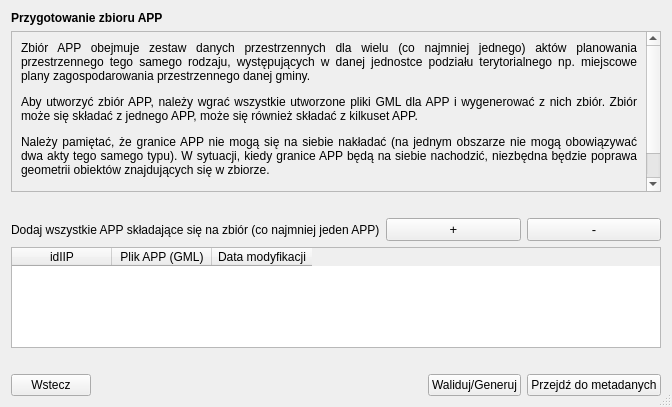
envirosolutionspl/wtyczka_qgis_app, file modules/app/views/ui/zbior_przygotowanie_dialog_base.ui: the form before one commit.
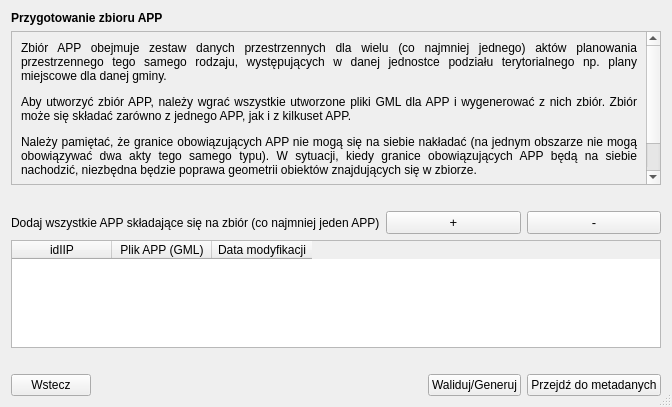
The form after the commit.

Patch:
```diff
--- a/modules/app/views/ui/zbior_przygotowanie_dialog_base.ui
+++ b/modules/app/views/ui/zbior_przygotowanie_dialog_base.ui
@@ -73,7 +73,7 @@
             </font>
            </property>
            <property name="text">
-            <string>&lt;html&gt;&lt;head/&gt;&lt;body&gt;&lt;p&gt;Zbiór APP obejmuje zestaw danych przestrzennych dla wielu (co najmniej jednego) aktów planowania przestrzennego tego samego rodzaju, występujących w danej jednostce podziału terytorialnego np. miejscowe plany zagospodarowania przestrzennego danej gminy. &lt;/p&gt;&lt;p&gt;Aby utworzyć zbiór APP, należy wgrać wszystkie utworzone pliki GML dla APP i wygenerować z nich zbiór. Zbiór może się składać z jednego APP, może się również składać z kilkuset APP. &lt;/p&gt;&lt;p&gt;Należy pamiętać, że granice APP nie mogą się na siebie nakładać (na jednym obszarze nie mogą obowiązywać dwa akty tego samego typu). W sytuacji, kiedy granice APP będą na siebie nachodzić, niezbędna będzie poprawa geometrii obiektów znajdujących się w zbiorze. &lt;/p&gt;&lt;p&gt;Aby wygenerować plik GML dla zbioru należy wybrać przycisk &lt;span style=&quot; text-decoration: underline;&quot;&gt;Waliduj/Generuj&lt;/span&gt;. Następnie należy przejść do kolejnego okna wybierając przycisk &lt;span style=&quot; text-decoration: underline;&quot;&gt;Przejdź do metadanych&lt;/span&gt;. &lt;/p&gt;&lt;/body&gt;&lt;/html&gt;</string>
+            <string>&lt;html&gt;&lt;head/&gt;&lt;body&gt;&lt;p&gt;Zbiór APP obejmuje zestaw danych przestrzennych dla wielu (co najmniej jednego) aktów planowania przestrzennego tego samego rodzaju, występujących w danej jednostce podziału terytorialnego np. plany miejscowe dla danej gminy. &lt;/p&gt;&lt;p&gt;Aby utworzyć zbiór APP, należy wgrać wszystkie utworzone pliki GML dla APP i wygenerować z nich zbiór. Zbiór może się składać zarówno z jednego APP, jak i z kilkuset APP. &lt;/p&gt;&lt;p&gt;Należy pamiętać, że granice obowiązujących APP nie mogą się na siebie nakładać (na jednym obszarze nie mogą obowiązywać dwa akty tego samego typu). W sytuacji, kiedy granice obowiązujących APP będą na siebie nachodzić, niezbędna będzie poprawa geometrii obiektów znajdujących się w zbiorze. &lt;/p&gt;&lt;p&gt;Aby wygenerować plik GML dla zbioru należy wybrać przycisk &lt;span style=&quot; text-decoration: underline;&quot;&gt;Waliduj/Generuj&lt;/span&gt;. Następnie należy przejść do kolejnego okna wybierając przycisk &lt;span style=&quot; text-decoration: underline;&quot;&gt;Przejdź do metadanych&lt;/span&gt;. &lt;/p&gt;&lt;/body&gt;&lt;/html&gt;</string>
            </property>
            <property name="textFormat">
             <enum>Qt::AutoText</enum>
```
